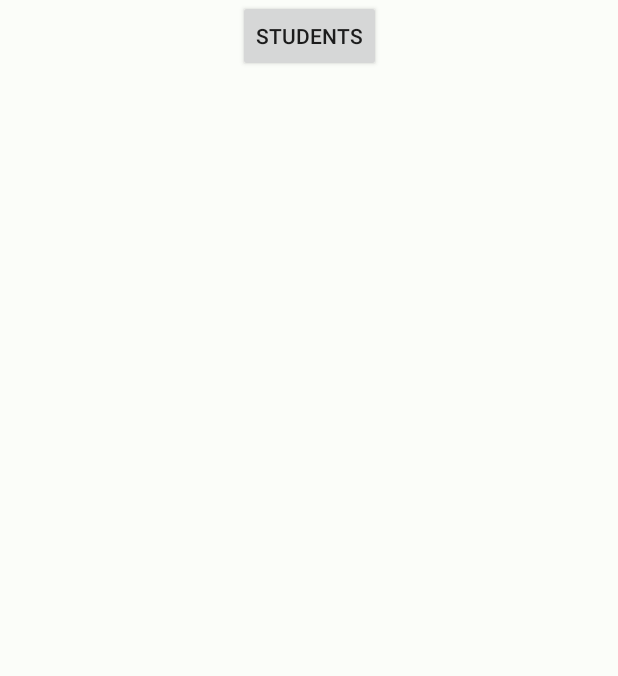
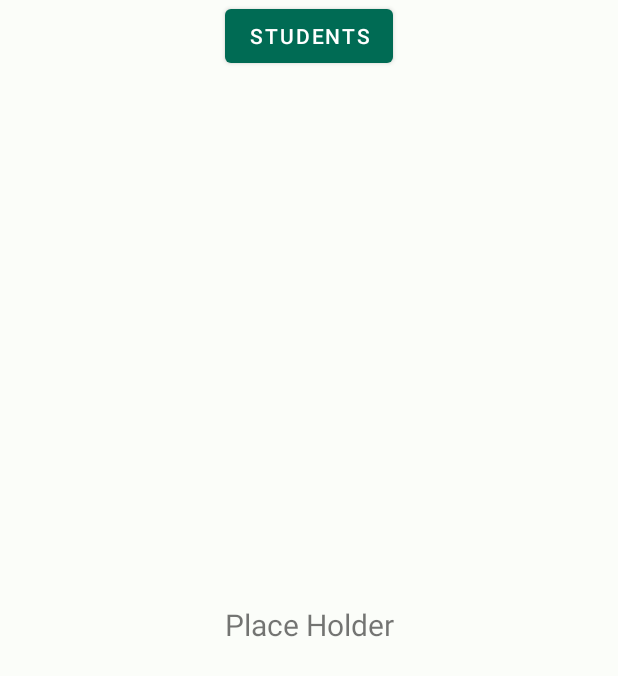
Before and after one commit to mateusvagner/CoreApp, an Android app: the layout fragment_students.xml on its own in the app's theme, with its tools: preview values and no code run, on a phone screen of 412 x 824 dp. Shown: the top 676 px of the screen. Run offline under Robolectric (Android 15) with nearby library versions, the phone set to English and light mode, and no system bars.

Commit message:
refactor: some tests in design

```diff
--- a/app/src/main/res/layout/fragment_students.xml
+++ b/app/src/main/res/layout/fragment_students.xml
@@ -6,7 +6,7 @@
     android:layout_height="match_parent"
     tools:context="com.pw3.coreapp.ui.students.StudentsFragment">
 
-    <androidx.appcompat.widget.AppCompatButton
+    <com.google.android.material.button.MaterialButton
         android:id="@+id/students_button"
         android:layout_width="wrap_content"
         android:layout_height="wrap_content"
@@ -27,5 +27,6 @@
         app:layout_constraintBottom_toBottomOf="parent"
         app:layout_constraintEnd_toEndOf="parent"
         app:layout_constraintStart_toStartOf="parent"
-        app:layout_constraintTop_toTopOf="parent" />
+        app:layout_constraintTop_toTopOf="parent"
+        tools:text="Place Holder"/>
 </androidx.constraintlayout.widget.ConstraintLayout>
```
